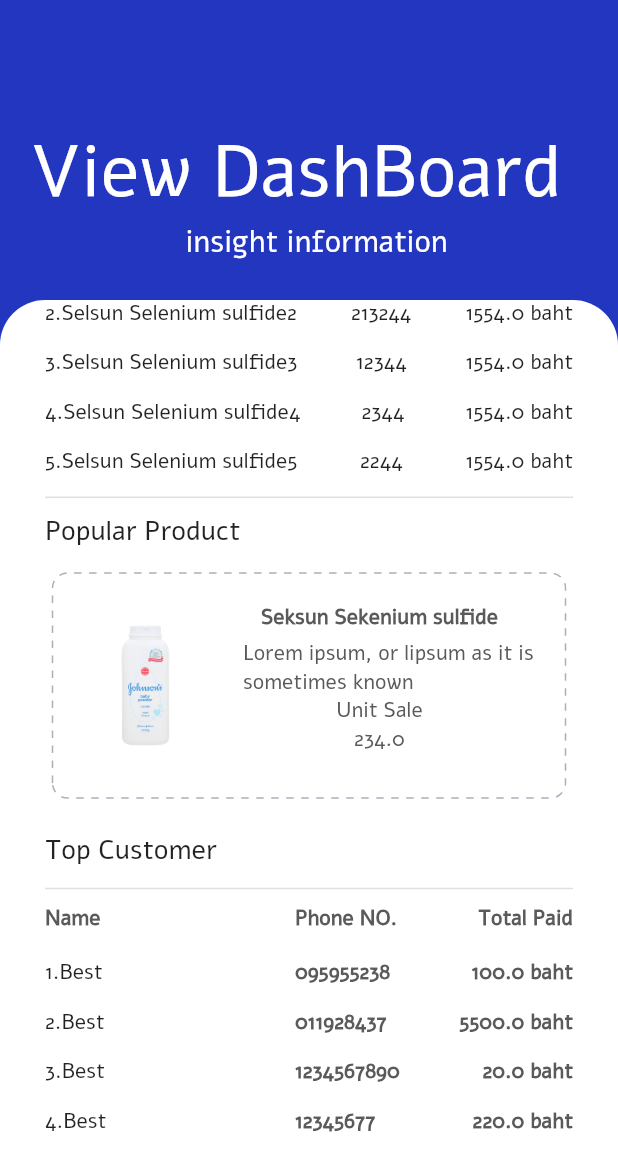
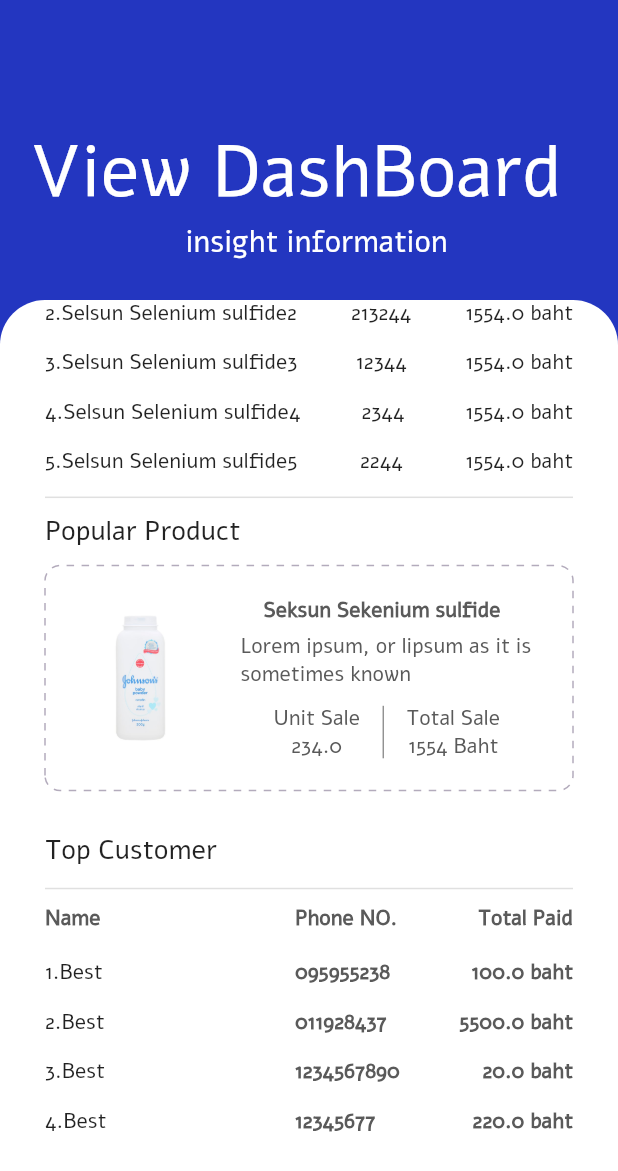
Before and after one commit to CSC234/Memby-application, a Flutter app: the DashBoard screen opened directly, scrolled down 179 dp, on a phone screen of 412 x 824 dp. Shown: the top 1171 px of the screen. Run offline on Flutter 3.47's test engine with Material 2 defaults, Android fonts, the phone set to English and light mode, and no system bars; our stand-ins replace cloud_firestore, dotted_decoration, email_validator, firebase_auth, firebase_core, firebase_storage and 3 more; missing offline and left inert: flutter_auth_buttons; accounts and stored records are empty; network calls fail.

Commit message:
[UPDATE] View Dash Board Popular Product

```diff
--- a/lib/components/popProductList.dart
+++ b/lib/components/popProductList.dart
@@ -21,9 +21,8 @@ class PopProductList extends StatelessWidget {
   Widget build(BuildContext context) {
     double width = MediaQuery.of(context).size.width;
 
-    return Padding(
-      padding: const EdgeInsets.all(5),
-      child: GestureDetector(
+    return Container(
+      child: Container(
         child: Container(
           child: Container(
             child: Padding(
@@ -61,6 +60,17 @@ class PopProductList extends StatelessWidget {
                             style: TextStyle(color: kPrimaryFont),
                           ),
                         ),
+                        SizedBox(
+                          height: 10,
+                        ),
+                        Container(
+                          child: Row(
+                            children: [
+                              SizedBox(
+                                width: 35,
+                              ),
+                              Column(
+                                children: [
                                   Container(
                                     padding: EdgeInsets.only(left: 0),
                                     child: Text(
@@ -75,8 +85,39 @@ class PopProductList extends StatelessWidget {
                                       style: TextStyle(color: kPrimaryFont),
                                     ),
                                   ),
-
-
+                                ],
+                              ),
+                              SizedBox(
+                                width: 7.5,
+                              ),
+                              Container(
+                                  height: 35,
+                                  child:
+                                      VerticalDivider(color: Colors.grey[700])),
+                              SizedBox(
+                                width: 7.5,
+                              ),
+                              Column(
+                                children: [
+                                  Container(
+                                    padding: EdgeInsets.only(left: 0),
+                                    child: Text(
+                                      "Total Sale",
+                                      style: TextStyle(color: kPrimaryFont),
+                                    ),
+                                  ),
+                                  Container(
+                                    padding: EdgeInsets.only(left: 0),
+                                    child: Text(
+                                      "${totalSale}" + " Baht",
+                                      style: TextStyle(color: kPrimaryFont),
+                                    ),
+                                  ),
+                                ],
+                              )
+                            ],
+                          ),
+                        ),
                       ],
                     ),
                   ),
```
Lines whose indentation alone changed are shown as unchanged.
